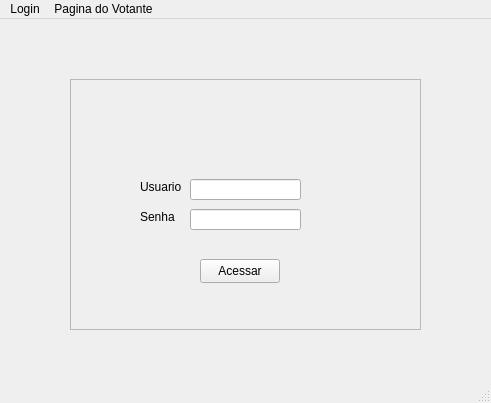
The window that UI/Login.ui (patriciaoliveira1/UrnaEscolar) describes before a commit, drawn with Qt 5.
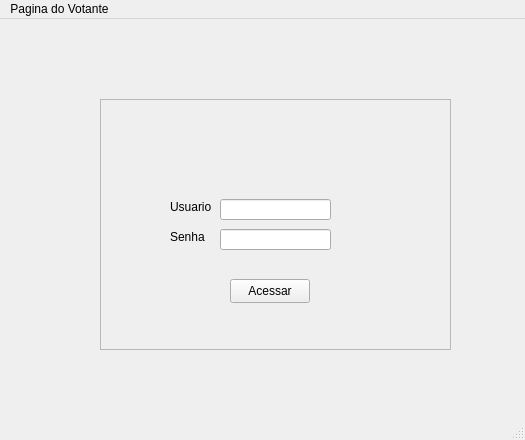
The same window after the commit.

Diff of the .ui file:
```diff
--- a/UI/Login.ui
+++ b/UI/Login.ui
@@ -6,8 +6,8 @@
    <rect>
     <x>0</x>
     <y>0</y>
-    <width>491</width>
-    <height>403</height>
+    <width>525</width>
+    <height>440</height>
    </rect>
   </property>
   <property name="windowTitle">
@@ -17,8 +17,8 @@
    <widget class="QFrame" name="Framelogin">
     <property name="geometry">
      <rect>
-      <x>70</x>
-      <y>60</y>
+      <x>100</x>
+      <y>80</y>
       <width>351</width>
       <height>251</height>
      </rect>
@@ -96,21 +96,15 @@
     <rect>
      <x>0</x>
      <y>0</y>
-     <width>491</width>
+     <width>525</width>
      <height>21</height>
     </rect>
    </property>
-   <widget class="QMenu" name="menuPagina_do_votante">
-    <property name="title">
-     <string>Login</string>
-    </property>
-   </widget>
    <widget class="QMenu" name="menuPagina_do_Votante">
     <property name="title">
      <string>Pagina do Votante</string>
     </property>
    </widget>
-   <addaction name="menuPagina_do_votante"/>
    <addaction name="menuPagina_do_Votante"/>
   </widget>
  </widget>
```
